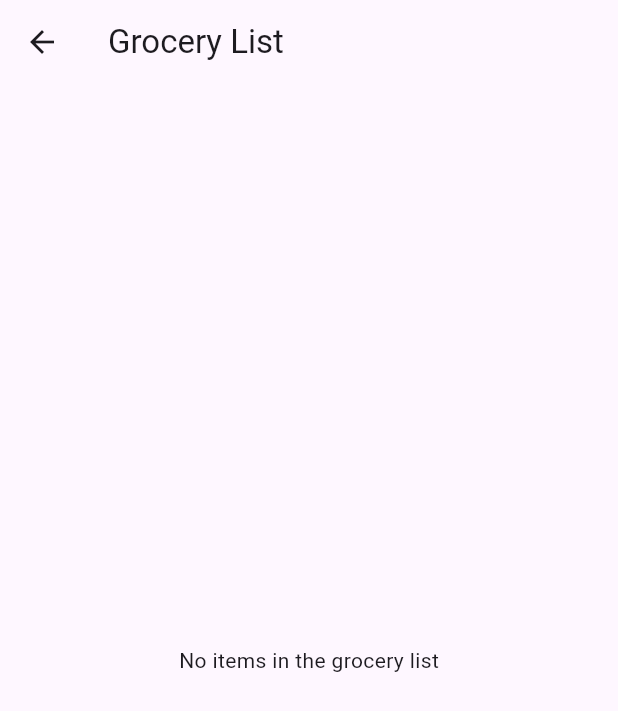
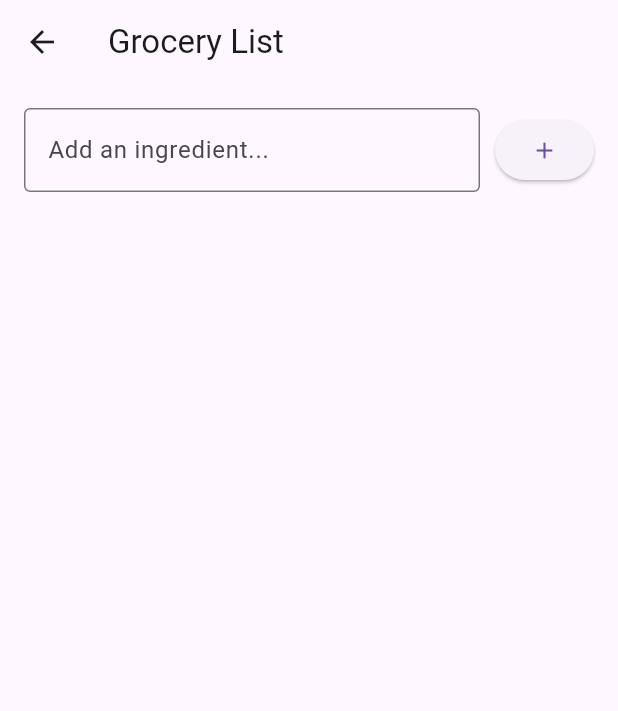
Before and after one commit to jenneetee/recipe-meal-planning-app, a Flutter app: the GroceryListScreen screen opened directly, on a phone screen of 412 x 824 dp. Shown: the top 711 px of the screen. Run offline on Flutter 3.47's test engine with Material 3 defaults, Android fonts, the phone set to English and light mode, and no system bars.

Commit message:
fixed grocery list

```diff
--- a/lib/grocery_list.dart
+++ b/lib/grocery_list.dart
@@ -10,17 +10,27 @@ class GroceryListScreen extends StatefulWidget {
 }
 
 class _GroceryListScreenState extends State<GroceryListScreen> {
-  late List<String> groceryItems;
+  late List<String> groceryList;
+  final TextEditingController _controller = TextEditingController();
 
   @override
   void initState() {
     super.initState();
-    groceryItems = List.from(widget.ingredients);
+    groceryList = List.from(widget.ingredients);
   }
 
-  void _removeItem(int index) {
+  void _addIngredient() {
+    if (_controller.text.isNotEmpty) {
       setState(() {
-      groceryItems.removeAt(index);
+        groceryList.add(_controller.text);
+        _controller.clear();
+      });
+    }
+  }
+
+  void _removeIngredient(String ingredient) {
+    setState(() {
+      groceryList.remove(ingredient);
     });
   }
 
@@ -28,20 +38,46 @@ class _GroceryListScreenState extends State<GroceryListScreen> {
   Widget build(BuildContext context) {
     return Scaffold(
       appBar: AppBar(title: Text("Grocery List")),
-      body: groceryItems.isEmpty
-          ? Center(child: Text("No items in the grocery list"))
-          : ListView.builder(
-              itemCount: groceryItems.length,
+      body: Padding(
+        padding: EdgeInsets.all(16),
+        child: Column(
+          children: [
+            Row(
+              children: [
+                Expanded(
+                  child: TextField(
+                    controller: _controller,
+                    decoration: InputDecoration(
+                      hintText: "Add an ingredient...",
+                      border: OutlineInputBorder(),
+                    ),
+                  ),
+                ),
+                SizedBox(width: 10),
+                ElevatedButton(
+                  onPressed: _addIngredient,
+                  child: Icon(Icons.add),
+                ),
+              ],
+            ),
+            SizedBox(height: 10),
+            Expanded(
+              child: ListView.builder(
+                itemCount: groceryList.length,
                 itemBuilder: (context, index) {
                   return ListTile(
-                  title: Text(groceryItems[index]),
+                    title: Text(groceryList[index]),
                     trailing: IconButton(
                       icon: Icon(Icons.delete, color: Colors.red),
-                    onPressed: () => _removeItem(index),
+                      onPressed: () => _removeIngredient(groceryList[index]),
                     ),
                   );
                 },
               ),
+            ),
+          ],
+        ),
+      ),
     );
   }
 }
```
Also changed, not shown: lib/meal_planner.dart (+15 -30 lines), pubspec.lock. Lines whose indentation alone changed are shown as unchanged.
